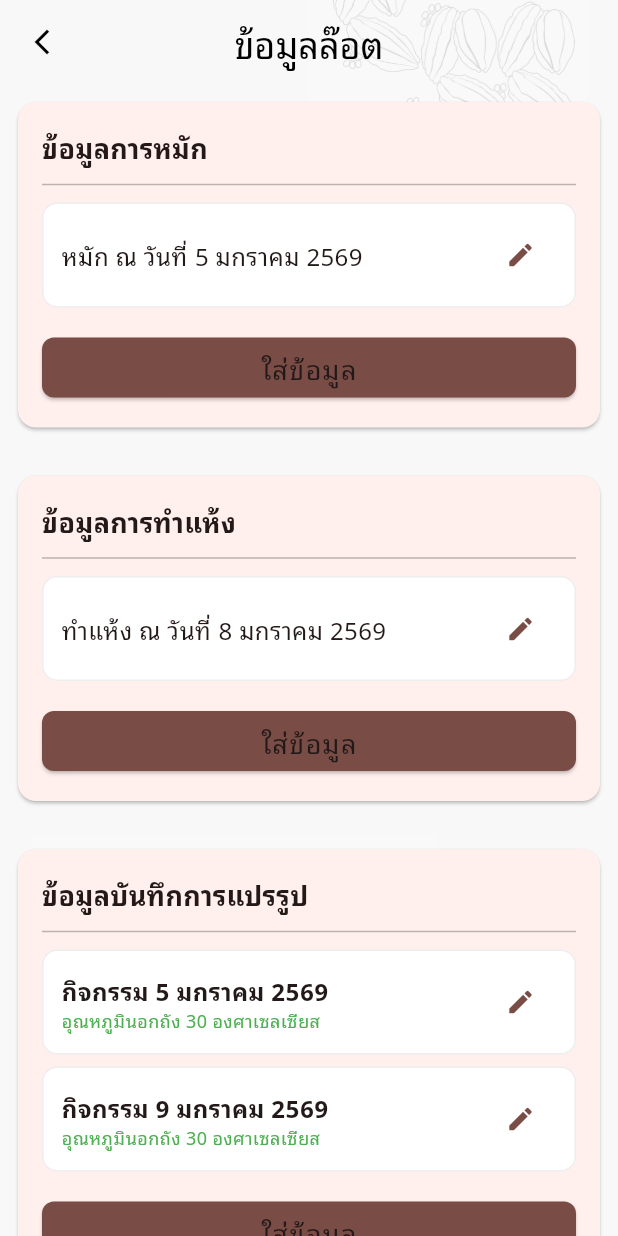
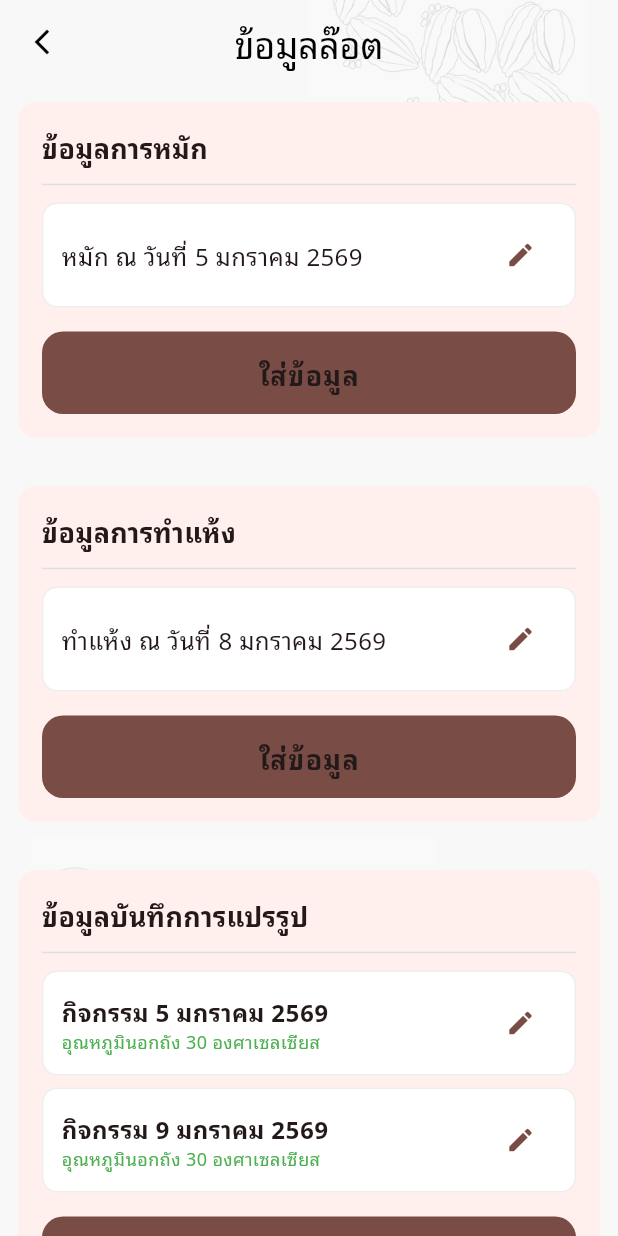
Before and after one commit to Cocoa-CUSAR-dev/mobile-app, a Flutter app: the BatchDetailPage screen opened directly with empty values, on a phone screen of 412 x 824 dp. Run offline on Flutter 3.47's test engine with Material 3 defaults, Android fonts, the phone set to English and light mode, and no system bars; our stand-ins replace bloc, equatable, file_picker, flutter_bloc, flutter_secure_storage, sentry_flutter; missing offline and left inert: dart:js_interop, maplibre_gl; accounts and stored records are empty; network calls fail.

Commit message:
fix(APP-UI): Farm card redesign -- hero image, soft shadow, softer inset section
Sharp 4px card corners, a plain caption above a full-bleed photo whose
hard corners poked past the card's own barely-rounded shape, a solid
black divider, and an 8px button -- none of it matched the rounder,
soft-shadow card language already used elsewhere (home page's task
cards, the date strip chips).

- Card: 20px radius, soft shadow, Clip.antiAlias so the photo clips
  cleanly to the card shape.
- Photo is now a hero image with the farm name overlaid on a bottom
  gradient scrim (guarantees white-on-dark contrast regardless of the
  photo's own brightness) instead of a plain caption above it.
- DataRecordContainer's inset section: flat instead of its own
  elevation (avoids a double shadow now that it nests inside the
  card), softer grey divider, warmer fill, rounder taller button.

Fixes #57

```diff
--- a/lib/widgets/components/data_record_container.dart
+++ b/lib/widgets/components/data_record_container.dart
@@ -55,7 +55,10 @@ class _DataRecordContainerState<TItem>
       shape: RoundedRectangleBorder(
         borderRadius: widget.borderRadius ?? BorderRadius.circular(12),
       ),
-      elevation: 1,
+      // Flat, not elevated -- this now nests inside pages' own
+      // soft-shadow cards (e.g. farm_page's), where a second Material
+      // shadow just muddies the edge instead of adding depth.
+      elevation: 0,
       child: Padding(
         padding: const EdgeInsets.all(16.0),
         child: Column(
@@ -92,7 +95,7 @@ class _DataRecordContainerState<TItem>
                   ),
               ],
             ),
-            const Divider(height: 24, color: Colors.black26),
+            Divider(height: 24, color: Colors.grey.shade300),
 
             // --- Content Section ---
             if (widget.items.isEmpty)
@@ -149,11 +152,16 @@ class _DataRecordContainerState<TItem>
                   style: ElevatedButton.styleFrom(
                     backgroundColor: AppColors.primary,
                     foregroundColor: Colors.white,
+                    elevation: 0,
+                    padding: const EdgeInsets.symmetric(vertical: 14),
                     shape: RoundedRectangleBorder(
-                      borderRadius: BorderRadius.circular(8),
+                      borderRadius: BorderRadius.circular(14),
                     ),
                   ),
-                  child: Text('ใส่ข้อมูล', style: Theme.of(context).textTheme.bodyLarge),
+                  child: Text(
+                    'ใส่ข้อมูล',
+                    style: Theme.of(context).textTheme.bodyLarge?.copyWith(fontWeight: FontWeight.w600),
+                  ),
                 ),
               ),
           ],
```
Also changed, not shown: lib/widgets/pages/farm_page.dart (+48 -23 lines).
